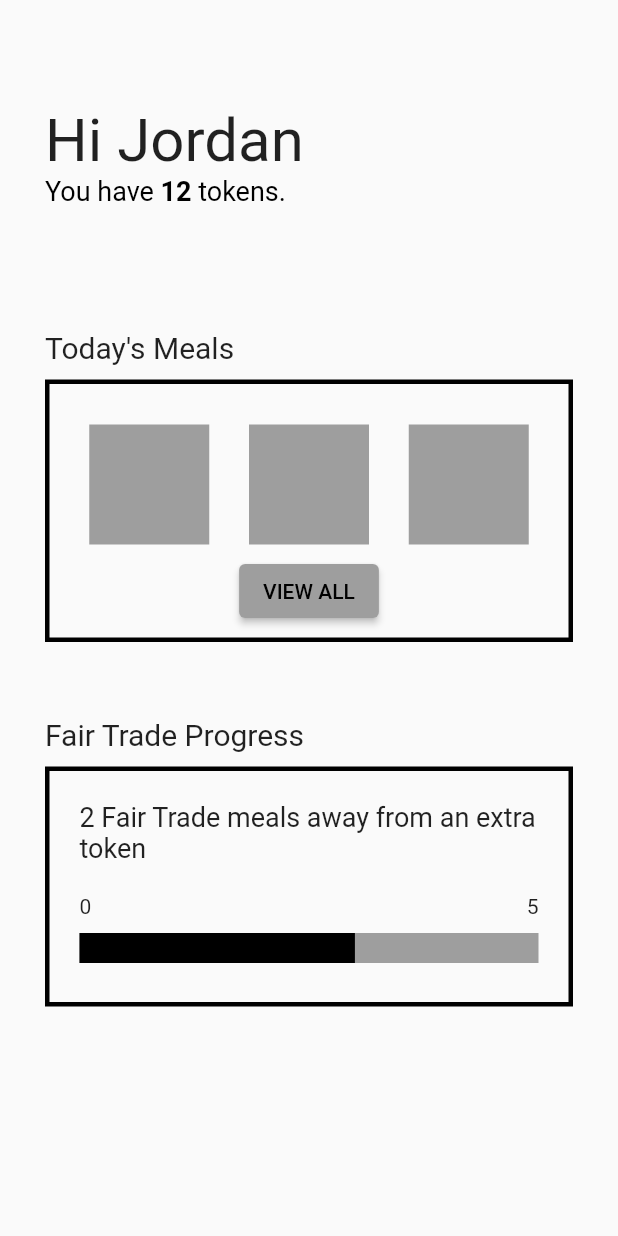
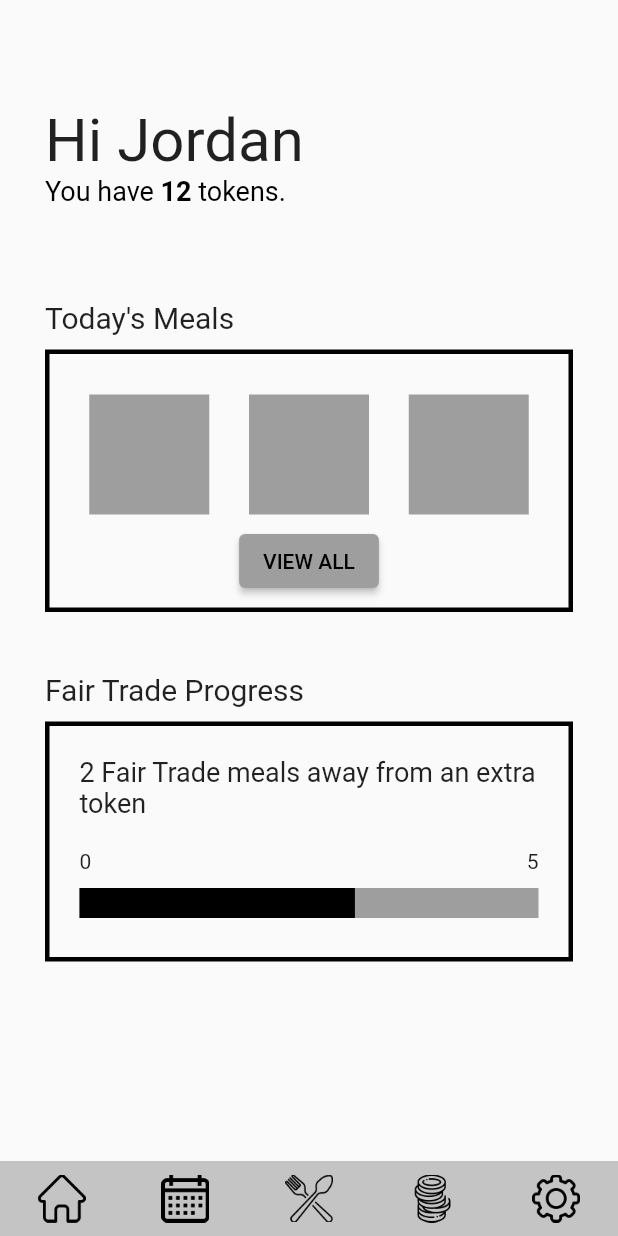
Before and after one commit to jla522/StormHacks2021, a Flutter app: the home screen opened by its route, on a phone screen of 412 x 824 dp. Run offline on Flutter 3.47's test engine with Material 2 defaults, Android fonts, the phone set to English and light mode, and no system bars.

Commit message:
refactor: add navbar and fix spacing

```diff
--- a/stormhacks_app/lib/home.dart
+++ b/stormhacks_app/lib/home.dart
@@ -1,4 +1,5 @@
 import 'package:flutter/material.dart';
+import 'navBar.dart';
 
 class home extends StatefulWidget {
   home({Key key}) : super(key: key);
@@ -16,6 +17,7 @@ class _homeState extends State<home> {
   @override
   Widget build(BuildContext context) {
     return Scaffold(
+        bottomNavigationBar: navBar(),
         body: Container(
           margin: const EdgeInsets.fromLTRB(30, 70, 30, 30),
           child: Column(
@@ -33,7 +35,7 @@ class _homeState extends State<home> {
 
   Container _buildUserPrompt(String name, int numTokens) {
     return Container(
-      margin: const EdgeInsets.only(bottom: 50),
+      margin: const EdgeInsets.only(bottom: 30),
       width: 400,
       height: 100,
       child: Column(
@@ -61,7 +63,7 @@ class _homeState extends State<home> {
 
   Container _buildTodaysMeals() {
     return Container(
-        margin: const EdgeInsets.only(top: 10, bottom: 50),
+        margin: const EdgeInsets.only(top: 10, bottom: 40),
         decoration:
             BoxDecoration(border: Border.all(color: Colors.black, width: 3)),
         width: 400,
```
Lines whose indentation alone changed are shown as unchanged.
